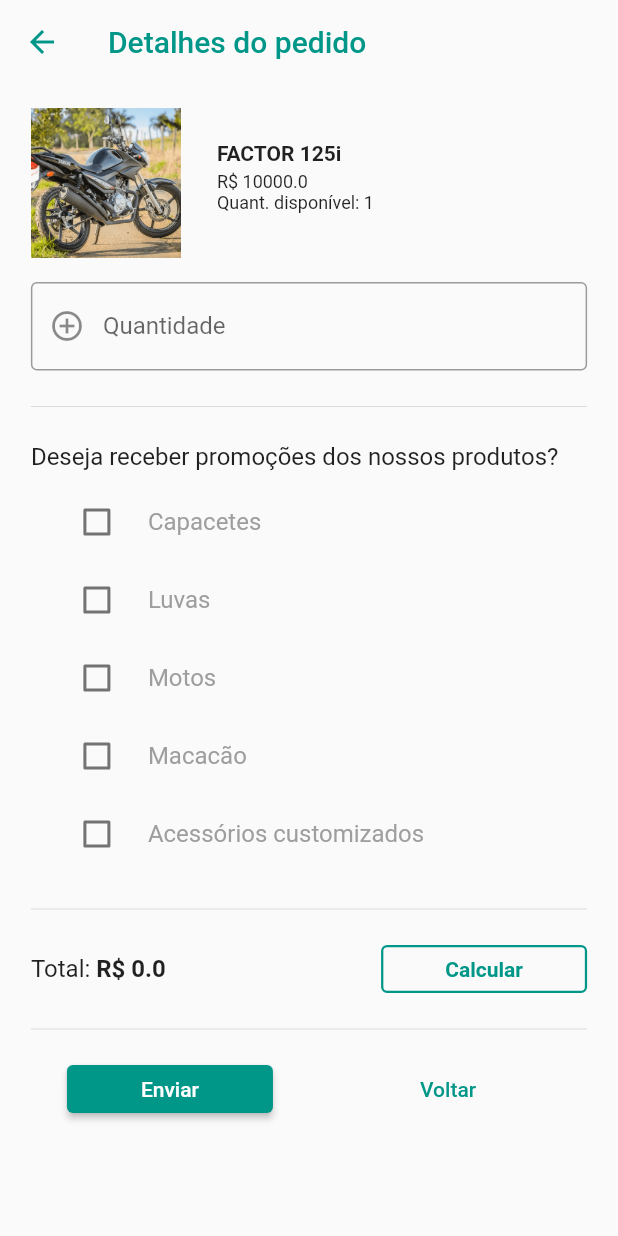
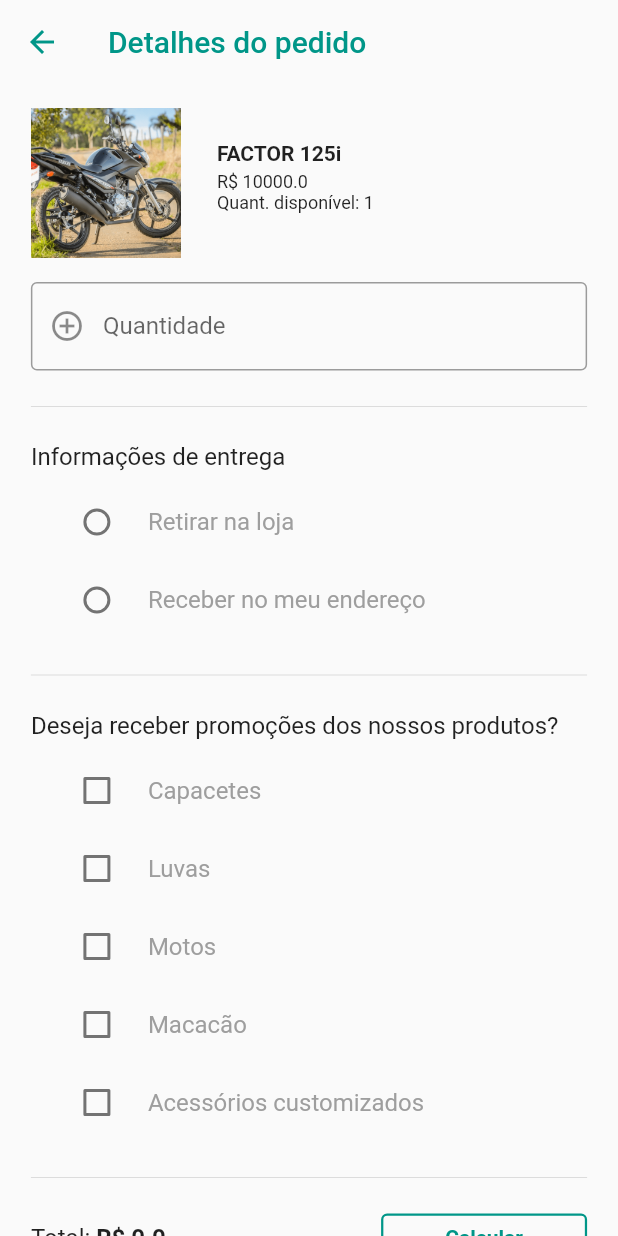
Before and after one commit to MariaGabrielaReis/maby-motorcycles, a Flutter app: the Cart screen opened directly with sample values from the repository, on a phone screen of 412 x 824 dp. Run offline on Flutter 3.47's test engine with Material 2 defaults, Android fonts, the phone set to English and light mode, and no system bars.

Commit message:
feat: update cart screen

```diff
--- a/lib/screens/cart.dart
+++ b/lib/screens/cart.dart
@@ -1,8 +1,8 @@
-
 import 'package:flutter/material.dart';
 import 'package:flutter_app/screens/confirmed_order.dart';
 import 'package:flutter_app/ui/button.dart';
 import 'package:flutter_app/ui/checkbox.dart' as Custom;
+import 'package:flutter_app/ui/radio_button.dart' as Custom;
 import 'package:flutter_app/ui/input.dart';
 import 'package:flutter_app/ui/product_card.dart';
 import 'package:flutter_app/utils/validate_input.dart';
@@ -23,6 +23,13 @@ class _CartState extends State<Cart> {
   static final validator = InputValidator();
   var quantity = 1;
   var total = 0.0;
+
+  String? deliveryType;
+   void _selectDeliveryType(String type) {
+    setState(() {
+      deliveryType = type;
+    });
+  }
 
   List<String> selectedFilters = [];
   void _addFilter(String filter) {
@@ -90,13 +97,23 @@ class _CartState extends State<Cart> {
                     validator: validator.validateText,
                     onSaved: (String value) => quantity = int.parse(value),
                   ),
-                  // const SizedBox(height: 16.0),
-                  // const Divider(),
-                  // const SizedBox(height: 16.0),
-                  // Text('Informações de entrega', style: TextStyle(fontSize: 16.0)),
-                  // const SizedBox(height: 8.0),
-                  // Custom.Checkbox(label: 'Retirar na loja', onPress: () => debugPrint('retirar')),
-                  // Custom.Checkbox(label: 'Receber no meu endereço', onPress: () => debugPrint('receber')),
+                  const SizedBox(height: 16.0),
+                  const Divider(),
+                  const SizedBox(height: 16.0),
+                  Text('Informações de entrega', style: TextStyle(fontSize: 16.0)),
+                  const SizedBox(height: 8.0),
+                  Custom.RadioButton(
+                    label: 'Retirar na loja',
+                    isChecked: deliveryType == 'Retirar na loja',
+                    group: deliveryType ?? '',
+                    onPress: () => _selectDeliveryType('Retirar na loja'),
+                  ),
+                  Custom.RadioButton(
+                    label: 'Receber no meu endereço',
+                    isChecked: deliveryType == 'Receber no meu endereço',
+                    group: deliveryType ?? '',
+                    onPress: () => _selectDeliveryType('Receber no meu endereço'),
+                  ),
                   const SizedBox(height: 16.0),
                   const Divider(),
                   const SizedBox(height: 16.0),
--- a/lib/ui/product_card.dart
+++ b/lib/ui/product_card.dart
@@ -48,6 +48,11 @@ class _ProductCardState extends State<ProductCard> {
                     Text('R\$ ${item.price} \nQuant. disponível: ${item.quantity}', style: TextStyle(fontSize: 12.0)),
                   ],
                 ),
+                 !widget.isCartProduct ? Button(
+                  type: ButtonTypes.favorite,
+                  label: '',
+                  onPress: () => {},
+                ) : SizedBox.shrink(),
               ],
             ),
             const SizedBox(height: 8.0),
```
